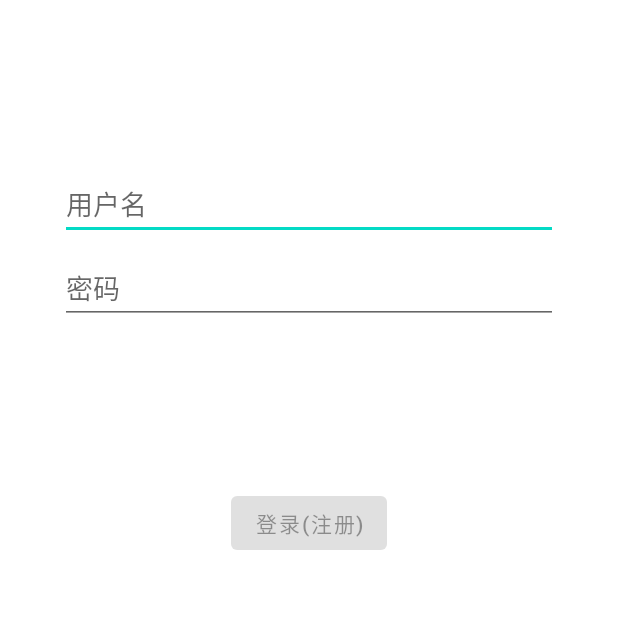
After one commit to Zxmw/Campus-Moments, an Android app: the fragment LoginFragment shown on its own in the app's theme, on a phone screen of 412 x 824 dp, the top half of it. The commit adds this screen. Run offline under Robolectric (Android 15) with nearby library versions, the phone set to English and light mode, and no system bars.

Commit message:
add login page

```diff
--- a/frontend/app/build.gradle
+++ b/frontend/app/build.gradle
@@ -26,6 +26,9 @@ android {
         sourceCompatibility JavaVersion.VERSION_1_9
         targetCompatibility JavaVersion.VERSION_1_9
     }
+    buildFeatures {
+        viewBinding true
+    }
 }
 
 dependencies {
@@ -33,6 +36,9 @@ dependencies {
     implementation 'androidx.appcompat:appcompat:1.4.1'
     implementation 'com.google.android.material:material:1.5.0'
     implementation 'androidx.constraintlayout:constraintlayout:2.1.3'
+    implementation 'androidx.annotation:annotation:1.3.0'
+    implementation 'androidx.lifecycle:lifecycle-livedata-ktx:2.4.1'
+    implementation 'androidx.lifecycle:lifecycle-viewmodel-ktx:2.4.1'
     testImplementation 'junit:junit:4.13.2'
     androidTestImplementation 'androidx.test.ext:junit:1.1.3'
     androidTestImplementation 'androidx.test.espresso:espresso-core:3.4.0'
--- /dev/null
+++ b/frontend/app/src/main/java/com/android/campusmoments/ui/login/LoginFragment.java
@@ -0,0 +1,157 @@
+package com.android.campusmoments.ui.login;
+
+import androidx.lifecycle.Observer;
+import androidx.lifecycle.ViewModelProvider;
+import androidx.annotation.NonNull;
+import androidx.annotation.Nullable;
+import androidx.annotation.StringRes;
+import androidx.fragment.app.Fragment;
+
+import android.content.Intent;
+import android.os.Bundle;
+import android.text.Editable;
+import android.text.TextWatcher;
+import android.view.KeyEvent;
+import android.view.LayoutInflater;
+import android.view.View;
+import android.view.ViewGroup;
+import android.view.inputmethod.EditorInfo;
+import android.widget.Button;
+import android.widget.EditText;
+import android.widget.ProgressBar;
+import android.widget.TextView;
+import android.widget.Toast;
+
+import com.android.campusmoments.MainMomentsActivity;
+import com.android.campusmoments.databinding.FragmentLoginBinding;
+import com.android.campusmoments.R;
+
+public class LoginFragment extends Fragment {
+
+    private LoginViewModel loginViewModel;
+    private FragmentLoginBinding binding;
+
+    @Nullable
+    @Override
+    public View onCreateView(@NonNull LayoutInflater inflater,
+                             @Nullable ViewGroup container,
+                             @Nullable Bundle savedInstanceState) {
+
+        binding = FragmentLoginBinding.inflate(inflater, container, false);
+        return binding.getRoot();
+
+    }
+
+    @Override
+    public void onViewCreated(@NonNull View view, @Nullable Bundle savedInstanceState) {
+        super.onViewCreated(view, savedInstanceState);
+        loginViewModel = new ViewModelProvider(this, new LoginViewModelFactory())
+                .get(LoginViewModel.class);
+
+        final EditText usernameEditText = binding.username;
+        final EditText passwordEditText = binding.password;
+        final Button loginButton = binding.login;
+        final ProgressBar loadingProgressBar = binding.loading;
+
+        loginViewModel.getLoginFormState().observe(getViewLifecycleOwner(), new Observer<LoginFormState>() {
+            @Override
+            public void onChanged(@Nullable LoginFormState loginFormState) {
+                if (loginFormState == null) {
+                    return;
+                }
+                loginButton.setEnabled(loginFormState.isDataValid());
+                if (loginFormState.getUsernameError() != null) {
+                    usernameEditText.setError(getString(loginFormState.getUsernameError()));
+                }
+                if (loginFormState.getPasswordError() != null) {
+                    passwordEditText.setError(getString(loginFormState.getPasswordError()));
+                }
+            }
+        });
+
+        loginViewModel.getLoginResult().observe(getViewLifecycleOwner(), new Observer<LoginResult>() {
+            @Override
+            public void onChanged(@Nullable LoginResult loginResult) {
+                if (loginResult == null) {
+                    return;
+                }
+                loadingProgressBar.setVisibility(View.GONE);
+                if (loginResult.getError() != null) {
+                    showLoginFailed(loginResult.getError());
+                }
+                if (loginResult.getSuccess() != null) {
+                    updateUiWithUser(loginResult.getSuccess());
+                }
+            }
+        });
+
+        TextWatcher afterTextChangedListener = new TextWatcher() {
+            @Override
+            public void beforeTextChanged(CharSequence s, int start, int count, int after) {
+                // ignore
+            }
+
+            @Override
+            public void onTextChanged(CharSequence s, int start, int before, int count) {
+                // ignore
+            }
+
+            @Override
+            public void afterTextChanged(Editable s) {
+                loginViewModel.loginDataChanged(usernameEditText.getText().toString(),
+                        passwordEditText.getText().toString());
+            }
+        };
+        usernameEditText.addTextChangedListener(afterTextChangedListener);
+        passwordEditText.addTextChangedListener(afterTextChangedListener);
+        passwordEditText.setOnEditorActionListener(new TextView.OnEditorActionListener() {
+
+            @Override
+            public boolean onEditorAction(TextView v, int actionId, KeyEvent event) {
+                if (actionId == EditorInfo.IME_ACTION_DONE) {
+                    loginViewModel.login(usernameEditText.getText().toString(),
+                            passwordEditText.getText().toString());
+                }
+                return false;
+            }
+        });
+
+        loginButton.setOnClickListener(new View.OnClickListener() {
+            @Override
+            public void onClick(View v) {
+                loadingProgressBar.setVisibility(View.VISIBLE);
+                int loginResult = loginViewModel.login(usernameEditText.getText().toString(),
+                        passwordEditText.getText().toString());
+                if (loginResult == 0) {
+                    // login success, goto MainMomentsActivity
+                    Intent intent = new Intent(getContext(), MainMomentsActivity.class);
+                    startActivity(intent);
+                } else if (loginResult == 1) {
+                }
+            }
+        });
+    }
+
+    private void updateUiWithUser(LoggedInUserView model) {
+        String welcome = getString(R.string.welcome) + model.getDisplayName();
+        // TODO : initiate successful logged in experience
+        if (getContext() != null && getContext().getApplicationContext() != null) {
+            Toast.makeText(getContext().getApplicationContext(), welcome, Toast.LENGTH_LONG).show();
+        }
+    }
+
+    private void showLoginFailed(@StringRes Integer errorString) {
+        if (getContext() != null && getContext().getApplicationContext() != null) {
+            Toast.makeText(
+                    getContext().getApplicationContext(),
+                    errorString,
+                    Toast.LENGTH_LONG).show();
+        }
+    }
+
+    @Override
+    public void onDestroyView() {
+        super.onDestroyView();
+        binding = null;
+    }
+}
--- /dev/null
+++ b/frontend/app/src/main/java/com/android/campusmoments/ui/login/LoginViewModel.java
@@ -0,0 +1,70 @@
+package com.android.campusmoments.ui.login;
+
+import androidx.lifecycle.LiveData;
+import androidx.lifecycle.MutableLiveData;
+import androidx.lifecycle.ViewModel;
+
+import android.content.Intent;
+import android.util.Patterns;
+
+import com.android.campusmoments.MainMomentsActivity;
+import com.android.campusmoments.data.LoginRepository;
+import com.android.campusmoments.data.Result;
+import com.android.campusmoments.data.model.LoggedInUser;
+import com.android.campusmoments.R;
+
+public class LoginViewModel extends ViewModel {
+
+    private MutableLiveData<LoginFormState> loginFormState = new MutableLiveData<>();
+    private MutableLiveData<LoginResult> loginResult = new MutableLiveData<>();
+    private LoginRepository loginRepository;
+
+    LoginViewModel(LoginRepository loginRepository) {
+        this.loginRepository = loginRepository;
+    }
+
+    LiveData<LoginFormState> getLoginFormState() {
+        return loginFormState;
+    }
+
+    LiveData<LoginResult> getLoginResult() {
+        return loginResult;
+    }
+
+    public int login(String username, String password) {
+        // can be launched in a separate asynchronous job
+        Result<LoggedInUser> result = loginRepository.login(username, password);
+
+        if (result instanceof Result.Success) {
+            LoggedInUser data = ((Result.Success<LoggedInUser>) result).getData();
+            loginResult.setValue(new LoginResult(new LoggedInUserView(data.getDisplayName())));
+        } else {
+            loginResult.setValue(new LoginResult(R.string.login_failed));
+            return 1;
+        }
+        return 0;
+    }
+
+    public void loginDataChanged(String username, String password) {
+        if (!isUserNameValid(username)) {
+            loginFormState.setValue(new LoginFormState(R.string.invalid_username, null));
+        } else if (!isPasswordValid(password)) {
+            loginFormState.setValue(new LoginFormState(null, R.string.invalid_password));
+        } else {
+            loginFormState.setValue(new LoginFormState(true));
+        }
+    }
+
+    // A placeholder username validation check
+    private boolean isUserNameValid(String username) {
+        if (username == null) {
+            return false;
+        }
+        return !username.trim().isEmpty();
+    }
+
+    // A placeholder password validation check
+    private boolean isPasswordValid(String password) {
+        return password != null && password.trim().length() > 5;
+    }
+}
--- /dev/null
+++ b/frontend/app/src/main/java/com/android/campusmoments/ui/login/LoginViewModelFactory.java
@@ -0,0 +1,26 @@
+package com.android.campusmoments.ui.login;
+
+import androidx.lifecycle.ViewModel;
+import androidx.lifecycle.ViewModelProvider;
+import androidx.annotation.NonNull;
+
+import com.android.campusmoments.data.LoginDataSource;
+import com.android.campusmoments.data.LoginRepository;
+
+/**
+ * ViewModel provider factory to instantiate LoginViewModel.
+ * Required given LoginViewModel has a non-empty constructor
+ */
+public class LoginViewModelFactory implements ViewModelProvider.Factory {
+
+    @NonNull
+    @Override
+    @SuppressWarnings("unchecked")
+    public <T extends ViewModel> T create(@NonNull Class<T> modelClass) {
+        if (modelClass.isAssignableFrom(LoginViewModel.class)) {
+            return (T) new LoginViewModel(LoginRepository.getInstance(new LoginDataSource()));
+        } else {
+            throw new IllegalArgumentException("Unknown ViewModel class");
+        }
+    }
+}
--- /dev/null
+++ b/frontend/app/src/main/res/layout/fragment_login.xml
@@ -0,0 +1,76 @@
+<?xml version="1.0" encoding="utf-8"?>
+<androidx.constraintlayout.widget.ConstraintLayout xmlns:android="http://schemas.android.com/apk/res/android"
+    xmlns:app="http://schemas.android.com/apk/res-auto"
+    xmlns:tools="http://schemas.android.com/tools"
+    android:id="@+id/container"
+    android:layout_width="match_parent"
+    android:layout_height="match_parent"
+    android:paddingLeft="@dimen/fragment_horizontal_margin"
+    android:paddingTop="@dimen/fragment_vertical_margin"
+    android:paddingRight="@dimen/fragment_horizontal_margin"
+    android:paddingBottom="@dimen/fragment_vertical_margin"
+    tools:context=".ui.login.LoginFragment">
+
+    <EditText
+        android:id="@+id/username"
+        android:layout_width="0dp"
+        android:layout_height="wrap_content"
+        android:layout_marginStart="24dp"
+        android:layout_marginTop="96dp"
+        android:layout_marginEnd="24dp"
+        android:hint="@string/prompt_username"
+        android:inputType="text"
+        android:selectAllOnFocus="true"
+        app:layout_constraintEnd_toEndOf="parent"
+        app:layout_constraintStart_toStartOf="parent"
+        app:layout_constraintTop_toTopOf="parent" />
+
+    <EditText
+        android:id="@+id/password"
+        android:layout_width="0dp"
+        android:layout_height="wrap_content"
+        android:layout_marginStart="24dp"
+        android:layout_marginTop="8dp"
+        android:layout_marginEnd="24dp"
+        android:hint="@string/prompt_password"
+        android:imeActionLabel="@string/action_sign_in_short"
+        android:imeOptions="actionDone"
+        android:inputType="textPassword"
+        android:selectAllOnFocus="true"
+        app:layout_constraintEnd_toEndOf="parent"
+        app:layout_constraintStart_toStartOf="parent"
+        app:layout_constraintTop_toBottomOf="@+id/username" />
+
+    <Button
+        android:id="@+id/login"
+        android:layout_width="wrap_content"
+        android:layout_height="wrap_content"
+        android:layout_gravity="start"
+        android:layout_marginStart="48dp"
+        android:layout_marginTop="16dp"
+        android:layout_marginEnd="48dp"
+        android:layout_marginBottom="64dp"
+        android:enabled="false"
+        android:text="@string/action_sign_in"
+        app:layout_constraintBottom_toBottomOf="parent"
+        app:layout_constraintEnd_toEndOf="parent"
+        app:layout_constraintStart_toStartOf="parent"
+        app:layout_constraintTop_toBottomOf="@+id/password"
+        app:layout_constraintVertical_bias="0.2" />
+
+    <ProgressBar
+        android:id="@+id/loading"
+        android:layout_width="wrap_content"
+        android:layout_height="wrap_content"
+        android:layout_gravity="center"
+        android:layout_marginStart="32dp"
+        android:layout_marginTop="64dp"
+        android:layout_marginEnd="32dp"
+        android:layout_marginBottom="64dp"
+        android:visibility="gone"
+        app:layout_constraintBottom_toBottomOf="parent"
+        app:layout_constraintEnd_toEndOf="@+id/password"
+        app:layout_constraintStart_toStartOf="@+id/password"
+        app:layout_constraintTop_toTopOf="parent"
+        app:layout_constraintVertical_bias="0.3" />
+</androidx.constraintlayout.widget.ConstraintLayout>
--- /dev/null
+++ b/frontend/app/src/main/res/values/dimens.xml
@@ -0,0 +1,5 @@
+<resources>
+    <!-- Default screen margins, per the Android Design guidelines. -->
+    <dimen name="fragment_horizontal_margin">16dp</dimen>
+    <dimen name="fragment_vertical_margin">16dp</dimen>
+</resources>
--- a/frontend/app/src/main/res/values/strings.xml
+++ b/frontend/app/src/main/res/values/strings.xml
@@ -28,6 +28,15 @@
     <string name="default_moment_text">今天下午去了圆明园，有很多花，湖里有很多鸳鸯天鹅鱼。春天的气息！</string>
     <string name="text_publish">发布</string>
     <string name="tab_layout">tablayout</string>
-    <string name="login_text">登录</string>
+    <string name="login_text">登录(注册)</string>
     <string name="register_text">注册</string>
+    <!-- Strings related to login -->
+    <string name="prompt_username">用户名</string>
+    <string name="prompt_password">密码</string>
+    <string name="action_sign_in">登录(注册)</string>
+    <string name="action_sign_in_short">Sign in</string>
+    <string name="welcome">"Welcome!"</string>
+    <string name="invalid_username">不合法的用户名</string>
+    <string name="invalid_password">密码至少需要6位字符</string>
+    <string name="login_failed">"登录失败"</string>
 </resources>
```
Also changed, not shown: frontend/app/src/main/java/com/android/campusmoments/MainActivity.java (+13 -3 lines), frontend/app/src/main/java/com/android/campusmoments/data/LoginDataSource.java (added, +29 -0 lines), frontend/app/src/main/java/com/android/campusmoments/data/LoginRepository.java (added, +54 -0 lines), frontend/app/src/main/java/com/android/campusmoments/data/Result.java (added, +48 -0 lines), frontend/app/src/main/java/com/android/campusmoments/data/model/LoggedInUser.java (added, +23 -0 lines), frontend/app/src/main/java/com/android/campusmoments/ui/login/LoggedInUserView.java (added, +17 -0 lines), frontend/app/src/main/java/com/android/campusmoments/ui/login/LoginFormState.java (added, +40 -0 lines), frontend/app/src/main/java/com/android/campusmoments/ui/login/LoginResult.java (added, +31 -0 lines), frontend/app/src/main/res/layout/activity_main.xml (+16 -22 lines).
